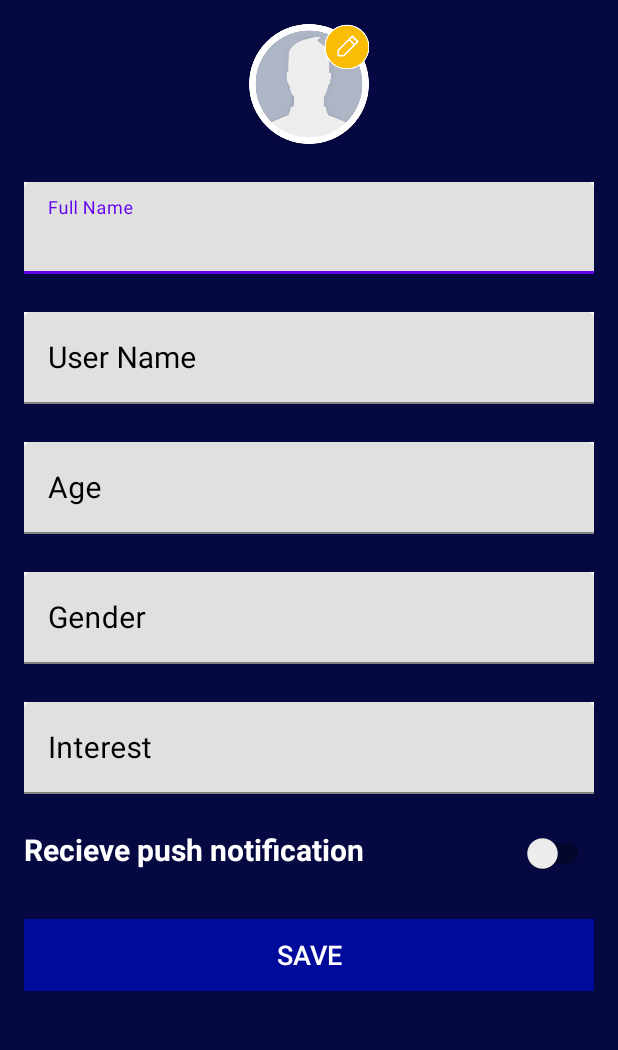
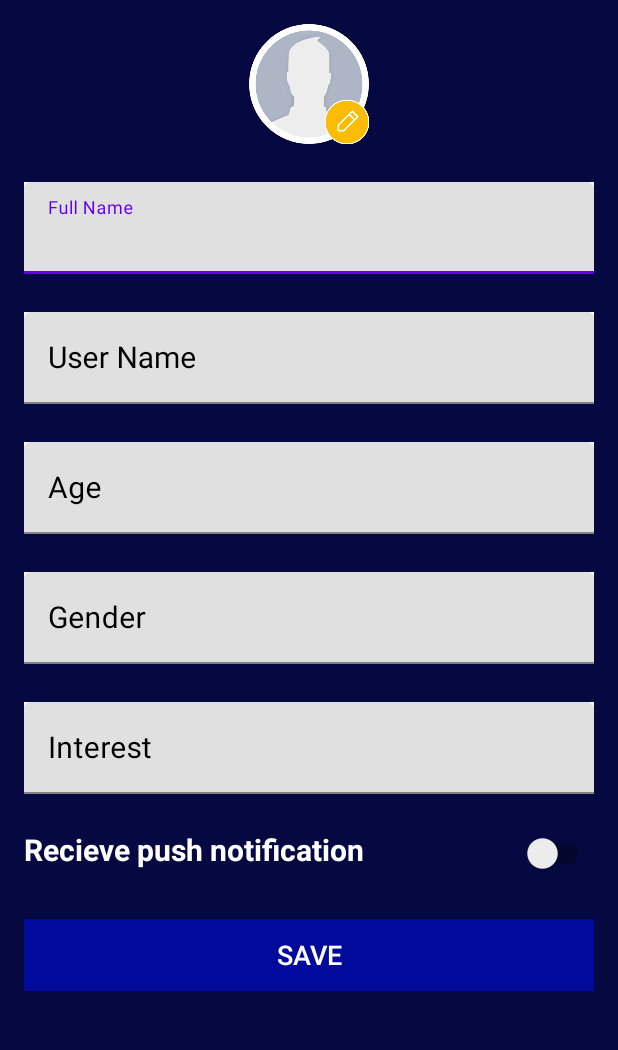
Before and after one commit to Muneeb017/DeadHuntGo, an Android app: the layout activity_main.xml on its own in the app's theme, with its tools: preview values and no code run, on a phone screen of 412 x 824 dp, the part 141-1191 px from its top. Run offline under Robolectric (Android 15) with nearby library versions, the phone set to English and light mode, and no system bars.

Commit message:
facebook app

```diff
--- a/app/src/main/res/layout/activity_main.xml
+++ b/app/src/main/res/layout/activity_main.xml
@@ -89,8 +89,8 @@
                     android:layout_height="30dp"
                     android:elevation="2dp"
                     android:src="@drawable/edit"
-                    app:layout_constraintEnd_toEndOf="@+id/cardView"
-                    app:layout_constraintTop_toTopOf="@+id/cardView" />
+                    app:layout_constraintBottom_toBottomOf="@+id/cardView"
+                    app:layout_constraintEnd_toEndOf="parent" />
 
             </androidx.constraintlayout.widget.ConstraintLayout>
 
```
